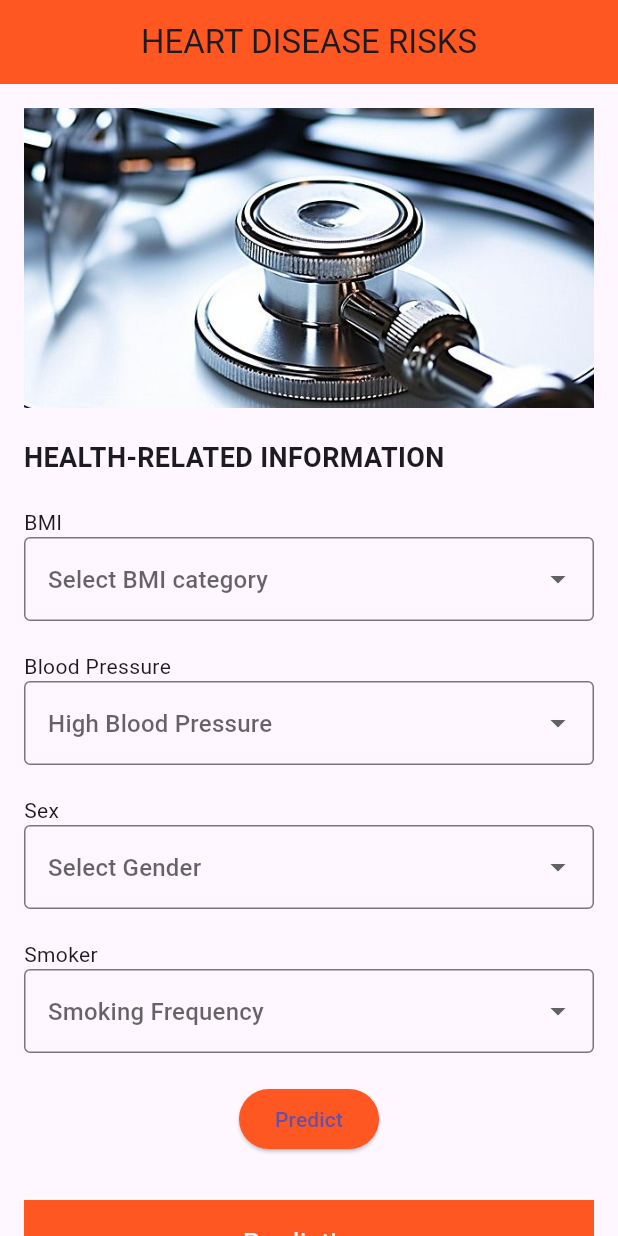
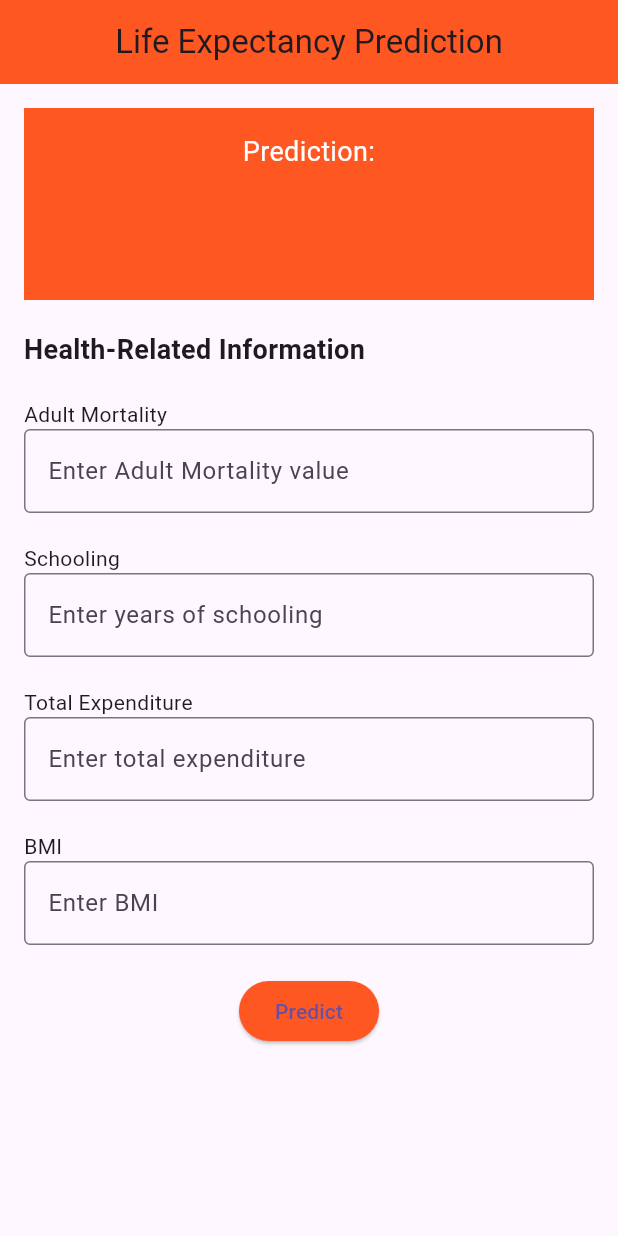
Before and after one commit to Skaveza/Linear_Regression_Model, a Flutter app: the screen it shows after launch, after a tap on "Predict", on a phone screen of 412 x 824 dp. Run offline on Flutter 3.47's test engine with Material 3 defaults, Android fonts, the phone set to English and light mode, and no system bars; network calls fail.

Commit message:
added url

```diff
--- a/summative/flutter_app/lib/main.dart
+++ b/summative/flutter_app/lib/main.dart
@@ -1,4 +1,6 @@
 import 'package:flutter/material.dart';
+import 'package:http/http.dart' as http;
+import 'dart:convert';
 
 void main() {
   runApp(const MyApp());
@@ -11,23 +13,85 @@ class MyApp extends StatelessWidget {
   Widget build(BuildContext context) {
     return MaterialApp(
       debugShowCheckedModeBanner: false,
-      title: 'HeartDisease Risk App',
+      title: 'Life Expectancy Prediction App',
       theme: ThemeData(
         primarySwatch: Colors.deepOrange,
       ),
-      home: const HealthcareRiskScreen(),
+      home: const LifeExpectancyScreen(),
     );
   }
 }
 
-class HealthcareRiskScreen extends StatelessWidget {
-  const HealthcareRiskScreen({super.key});
+class LifeExpectancyScreen extends StatefulWidget {
+  const LifeExpectancyScreen({super.key});
+
+  @override
+  State<LifeExpectancyScreen> createState() => LifeExpectancyScreenState();
+}
+
+class LifeExpectancyScreenState extends State<LifeExpectancyScreen> {
+  // Declare and initialize the controllers for the input fields
+  final TextEditingController _adultMortalityController = TextEditingController();
+  final TextEditingController _schoolingController = TextEditingController();
+  final TextEditingController _totalExpenditureController = TextEditingController();
+  final TextEditingController _bmiController = TextEditingController();
+
+  String _prediction = '';
+  String _riskLevel = '';
+
+  // Function to make prediction
+  Future<void> _predictLifeExpectancy() async {
+    // Get values from text controllers
+    final double adultMortality = double.tryParse(_adultMortalityController.text) ?? 0.0;
+    final double schooling = double.tryParse(_schoolingController.text) ?? 0.0;
+    final double totalExpenditure = double.tryParse(_totalExpenditureController.text) ?? 0.0;
+    final double bmi = double.tryParse(_bmiController.text) ?? 0.0;
+
+    // Define the API URL
+    final String apiUrl = 'https://uhai.onrender.com/predict/';
+
+    // Send data to the API for prediction
+    final response = await http.post(
+      Uri.parse(apiUrl),
+      headers: {'Content-Type': 'application/json'},
+      body: jsonEncode({
+        'Adult_Mortality': adultMortality,
+        'Schooling': schooling,
+        'Total_expenditure': totalExpenditure,
+        'BMI': bmi,
+      }),
+    );
+
+    if (response.statusCode == 200) {
+      // Parse the response data
+      final Map<String, dynamic> data = jsonDecode(response.body);
+      setState(() {
+        _prediction = data['prediction'].toString();
+        _riskLevel = data['risk_level'];
+      });
+    } else {
+      setState(() {
+        _prediction = 'Error in prediction';
+        _riskLevel = 'Unknown';
+      });
+    }
+  }
+
+  @override
+  void dispose() {
+    // Clean up the controllers when the widget is disposed
+    _adultMortalityController.dispose();
+    _schoolingController.dispose();
+    _totalExpenditureController.dispose();
+    _bmiController.dispose();
+    super.dispose();
+  }
 
   @override
   Widget build(BuildContext context) {
     return Scaffold(
       appBar: AppBar(
-        title: const Text('HEART DISEASE RISKS'),
+        title: const Text('Life Expectancy Prediction'),
         centerTitle: true,
         backgroundColor: Colors.deepOrange,
       ),
@@ -39,17 +103,46 @@ class HealthcareRiskScreen extends StatelessWidget {
             children: [
               // Image at the top
               Center(
-                child: Image.asset(
-                  'assets/Medical.jpeg',
-                  width: 700,
-                  height: 200,
-                  fit: BoxFit.cover,
+                child:               Container(
+                  padding: EdgeInsets.all(16.0),
+                  width: double.infinity,
+                  color: Colors.deepOrange,
+
+                  child: Column(
+                    children: [
+                      const Text(
+                        'Prediction:',
+                        style: TextStyle(
+                          fontSize: 18,
+                          color: Colors.white,
+                        ),
+                        textAlign: TextAlign.center,
+                      ),
+                      Text(
+                        _prediction.isEmpty ? '' : _prediction,
+                        style: const TextStyle(
+                          fontSize: 24,
+                          color: Colors.white,
+                        ),
+                        textAlign: TextAlign.center,
+                      ),
+                      const SizedBox(height: 10),
+                      Text(
+                        _riskLevel.isEmpty ? '' : 'Risk Level: $_riskLevel',
+                        style: const TextStyle(
+                          fontSize: 18,
+                          color: Colors.white,
+                        ),
+                        textAlign: TextAlign.center,
+                      ),
+                    ],
+                  ),
                 ),
               ),
               const SizedBox(height: 20),
               // Heading for form
               const Text(
-                'HEALTH-RELATED INFORMATION',
+                'Health-Related Information',
                 style: TextStyle(
                   fontSize: 18,
                   fontWeight: FontWeight.bold,
@@ -57,80 +150,54 @@ class HealthcareRiskScreen extends StatelessWidget {
                 textAlign: TextAlign.center,
               ),
               const SizedBox(height: 20),
-              // BMI Dropdown
-              const Text('BMI'),
-              DropdownButtonFormField<String>(
-                items: <String>['Overweight', 'Healthy weight', 'Underweight']
-                    .map((String value) {
-                  return DropdownMenuItem<String>(
-                    value: value,
-                    child: Text(value),
-                  );
-                }).toList(),
-                onChanged: (value) {},
+              // Adult Mortality input
+              const Text('Adult Mortality'),
+              TextField(
+                controller: _adultMortalityController,
                 decoration: const InputDecoration(
-                  hintText: 'Select BMI category',
+                  hintText: 'Enter Adult Mortality value',
                   border: OutlineInputBorder(),
                 ),
+                keyboardType: TextInputType.number,
               ),
               const SizedBox(height: 20),
-              // Blood Pressure Dropdown
-              const Text('Blood Pressure'),
-              DropdownButtonFormField<String>(
-                items: <String>['Yes', 'No']
-                    .map((String value) {
-                  return DropdownMenuItem<String>(
-                    value: value,
-                    child: Text(value),
-                  );
-                }).toList(),
-                onChanged: (value) {},
+              // Schooling input
+              const Text('Schooling'),
+              TextField(
+                controller: _schoolingController,
                 decoration: const InputDecoration(
-                  hintText: 'High Blood Pressure',
+                  hintText: 'Enter years of schooling',
                   border: OutlineInputBorder(),
                 ),
+                keyboardType: TextInputType.number,
               ),
               const SizedBox(height: 20),
-              // Gender Dropdown
-              const Text('Sex'),
-              DropdownButtonFormField<String>(
-                items: <String>['Male', 'Female']
-                    .map((String value) {
-                  return DropdownMenuItem<String>(
-                    value: value,
-                    child: Text(value),
-                  );
-                }).toList(),
-                onChanged: (value) {},
+              // Total Expenditure input
+              const Text('Total Expenditure'),
+              TextField(
+                controller: _totalExpenditureController,
                 decoration: const InputDecoration(
-                  hintText: 'Select Gender',
+                  hintText: 'Enter total expenditure',
                   border: OutlineInputBorder(),
                 ),
+                keyboardType: TextInputType.number,
               ),
               const SizedBox(height: 20),
-              // Smoker Dropdown
-              const Text('Smoker'),
-              DropdownButtonFormField<String>(
-                items: <String>['Frequent', 'Rarely', 'Never']
-                    .map((String value) {
-                  return DropdownMenuItem<String>(
-                    value: value,
-                    child: Text(value),
-                  );
-                }).toList(),
-                onChanged: (value) {},
+              // BMI input
+              const Text('BMI'),
+              TextField(
+                controller: _bmiController,
                 decoration: const InputDecoration(
-                  hintText: 'Smoking Frequency',
+                  hintText: 'Enter BMI',
                   border: OutlineInputBorder(),
                 ),
+                keyboardType: TextInputType.number,
               ),
               const SizedBox(height: 20),
               // Predict Button
               Center(
                 child: ElevatedButton(
-                  onPressed: () {
-                    // Placeholder for prediction logic
-                  },
+                  onPressed: _predictLifeExpectancy,
                   style: ElevatedButton.styleFrom(
                     backgroundColor: Colors.deepOrange,
                   ),
@@ -139,19 +206,7 @@ class HealthcareRiskScreen extends StatelessWidget {
               ),
               const SizedBox(height: 30),
               // Prediction Result Box
-              Container(
-                padding: const EdgeInsets.all(16.0),
-                width: double.infinity,
-                color: Colors.deepOrange,
-                child: const Text(
-                  'Prediction:\nYour Risk Score is:',
-                  style: TextStyle(
-                    fontSize: 18,
-                    color: Colors.white,
-                  ),
-                  textAlign: TextAlign.center,
-                ),
-              ),
+
             ],
           ),
         ),
--- a/summative/flutter_app/pubspec.yaml
+++ b/summative/flutter_app/pubspec.yaml
@@ -30,6 +30,7 @@ environment:
 dependencies:
   flutter:
     sdk: flutter
+  http: ^1.2.2
 
 
   # The following adds the Cupertino Icons font to your application.
```
Also changed, not shown: summative/flutter_app/pubspec.lock.
